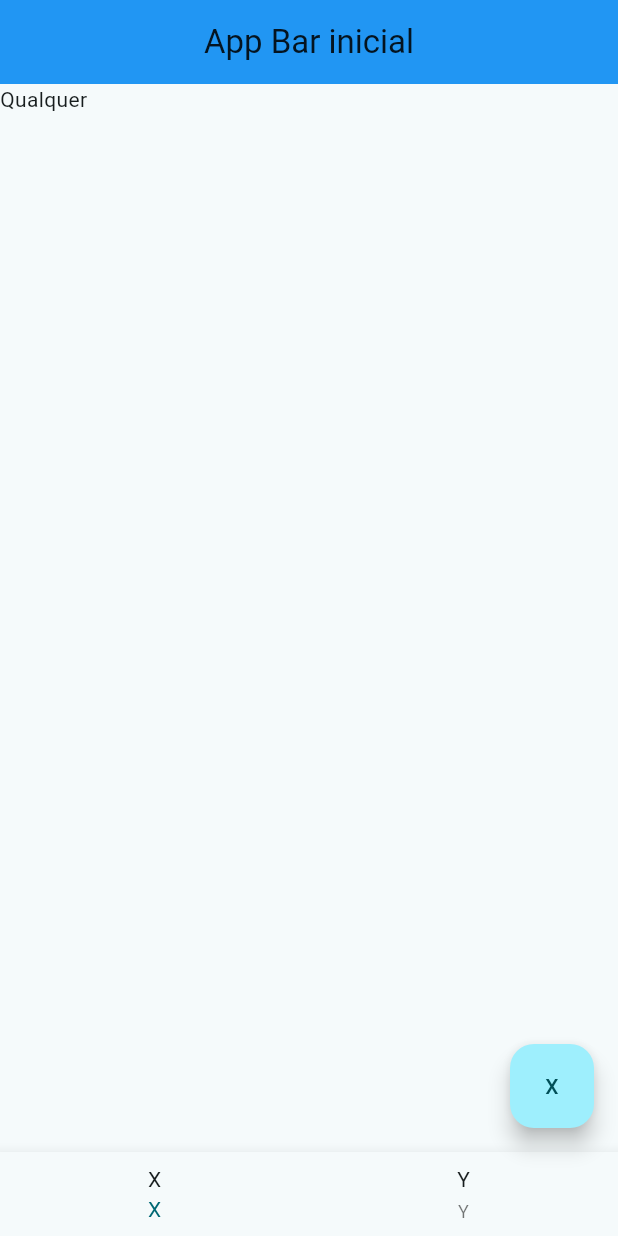
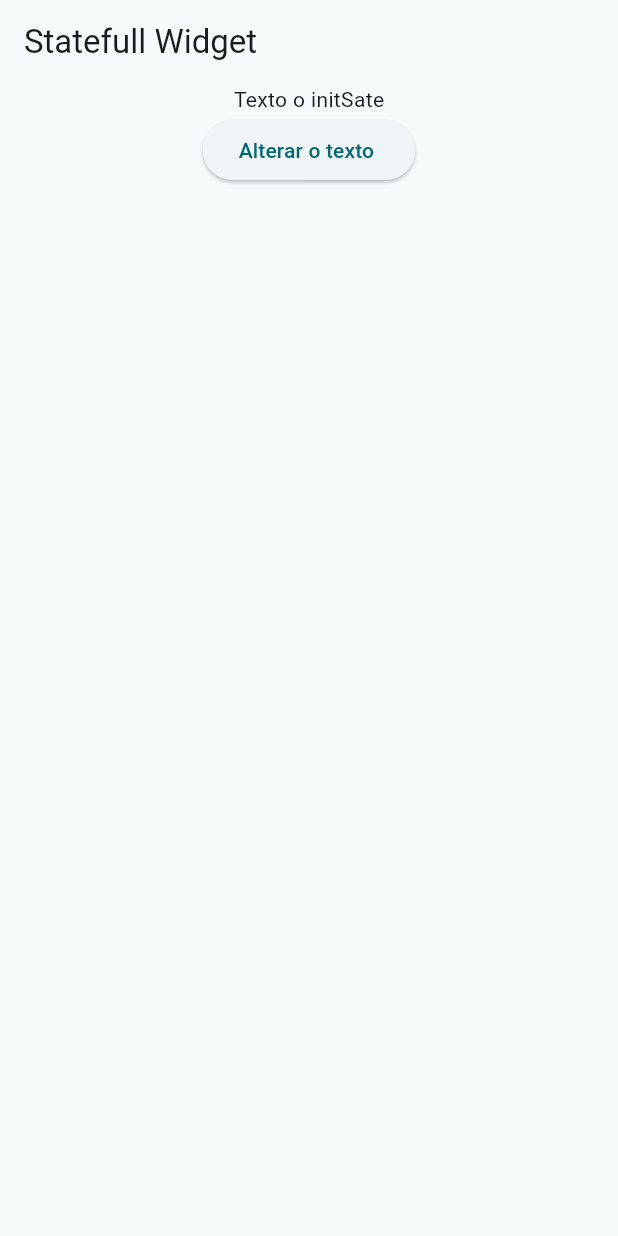
Before and after one commit to JulianoTelles/Flutter_Intro, a Flutter app: the screen it shows after launch, on a phone screen of 412 x 824 dp. Run offline on Flutter 3.47's test engine with Material 3 defaults, Android fonts, the phone set to English and light mode, and no system bars.

Commit message:
Adicionado telas de exemplo para widgets stateless e stateful e refatorado a estrutura do projeto

```diff
--- a/lib/main.dart
+++ b/lib/main.dart
@@ -1,6 +1,8 @@
 import 'package:flutter/material.dart';
 import 'package:flutter_intro/hello_world/hello_world_screen.dart';
 import 'package:flutter_intro/scaffold_example/scaffold_screen.dart';
+import 'package:flutter_intro/statefull_widget_example/statefull_widget_scree.dart';
+import 'package:flutter_intro/widgets_basicos/widgets_basicos_screen.dart';
 
 void main() {
   runApp(FlutterIntroApp());
@@ -16,7 +18,7 @@ class FlutterIntroApp extends StatelessWidget {
       theme: ThemeData(
         colorScheme: ColorScheme.fromSeed(seedColor: Colors.grey),
       ),
-      home: ScaffoldScreen(),
+      home: StatefullWidgetScreen(),
     );
   }
 }
--- /dev/null
+++ b/lib/statefull_widget_example/statefull_widget_scree.dart
@@ -0,0 +1,51 @@
+import 'package:flutter/material.dart';
+
+class StatefullWidgetScreen extends StatefulWidget {
+  const StatefullWidgetScreen({super.key});
+
+  @override
+  State<StatefulWidget> createState() {
+    return _StatefullWidgetScreenState();
+  }
+}
+
+class _StatefullWidgetScreenState extends State<StatefullWidgetScreen> {
+  var textoDaTela = 'Texto X';
+
+  @override
+  void initState() {
+    textoDaTela = 'Texto o initSate';
+    super.initState();
+  }
+
+  @override
+  void dispose() {
+    super.dispose();
+  }
+
+
+  @override
+  Widget build(BuildContext context) {
+    return Scaffold(
+      appBar: AppBar(
+        title: Text('Statefull Widget'),
+      ),
+      body: SizedBox.expand(
+        child: Column(
+          crossAxisAlignment: CrossAxisAlignment.center,
+          children: [
+            Text(textoDaTela),
+            ElevatedButton(
+              onPressed: () {
+                setState(() {
+                  textoDaTela = 'Bem vindo a academia do flutter';
+                });
+              },
+              child: Text('Alterar o texto '),
+            ),
+          ],
+        ),
+      ),
+    );
+  }
+}
```
Also changed, not shown: lib/widgets_basicos/widgets_basicos_screen.dart (added, +14 -0 lines).
